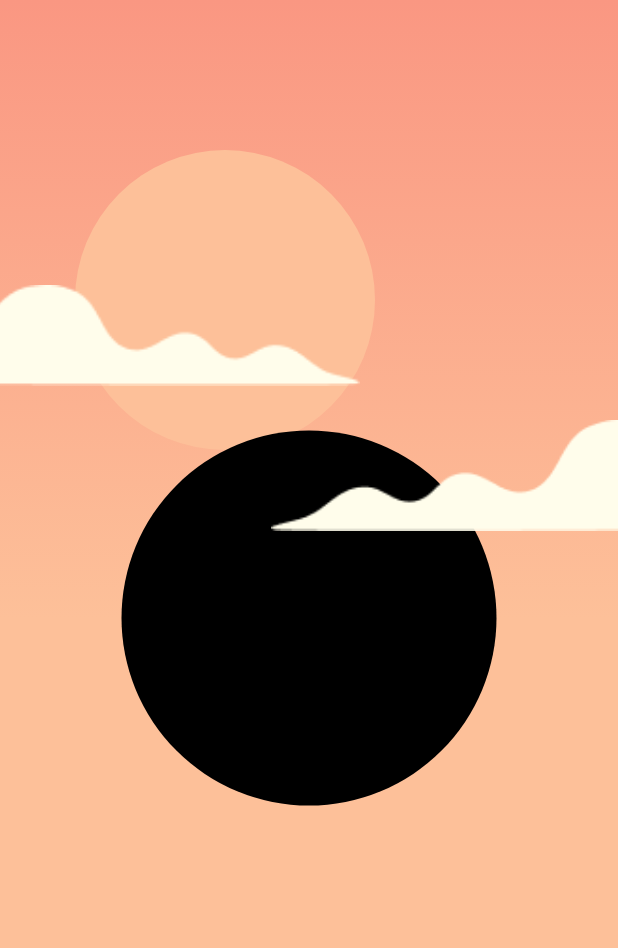
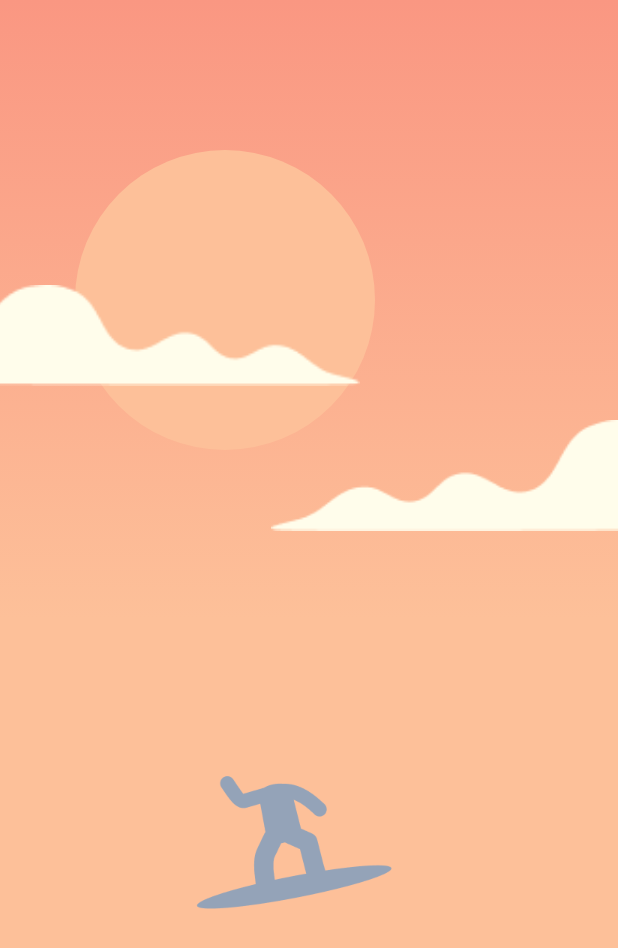
Before and after one commit to guitoof/flutter-zen-breath, a Flutter app: the screen it shows after launch, on a phone screen of 412 x 824 dp. Shown: the top 948 px of the screen. Run offline on Flutter 3.47's test engine with Material 2 defaults, Android fonts, the phone set to English and light mode, and no system bars.

Commit message:
:sparkles: (Surfer) Add animated surfer

```diff
--- a/lib/home_page.dart
+++ b/lib/home_page.dart
@@ -1,7 +1,6 @@
 import 'package:flutter/material.dart';
+import 'surfer/surfer.dart';
 import 'scene/scene.dart';
-
-import 'painter.dart';
 
 const _BREATH_IN_DURATION = Duration(seconds: 3);
 
@@ -15,15 +14,15 @@ class HomePage extends StatefulWidget {
 class _HomePageState extends State<HomePage>
     with SingleTickerProviderStateMixin {
   late AnimationController _breathAnimationController;
-  late Animation _sizeAnimation;
+  late Animation _positionAnimation;
 
   @override
   void initState() {
     _breathAnimationController =
         AnimationController(duration: _BREATH_IN_DURATION, vsync: this);
 
-    _sizeAnimation =
-        IntTween(begin: 90, end: 150).animate(_breathAnimationController)
+    _positionAnimation =
+        IntTween(begin: 400, end: 600).animate(_breathAnimationController)
           ..addListener(() {
             setState(() {});
           })
@@ -42,10 +41,14 @@ class _HomePageState extends State<HomePage>
   Widget build(BuildContext context) {
     return Scaffold(
       body: Scene(
-        child: Center(
-          child: CustomPaint(
-            painter: Painter(circleRadius: _sizeAnimation.value.toDouble()),
+        child: Surfer(
+          position: Offset(
+            130,
+            _positionAnimation.value.toDouble(),
           ),
+          // ),
+          // child: CustomPaint(
+          //   painter: Painter(circleRadius: _sizeAnimation.value.toDouble()),
         ),
       ),
     );
--- a/lib/scene/scene.dart
+++ b/lib/scene/scene.dart
@@ -15,9 +15,9 @@ class Scene extends StatelessWidget {
         children: [
           CustomPaint(
             painter: Sun(),
-            child: child,
           ),
           Clouds(),
+          child,
         ],
       ),
     );
--- /dev/null
+++ b/lib/surfer/surfer.dart
@@ -0,0 +1,16 @@
+import 'package:flutter/material.dart';
+
+class Surfer extends StatelessWidget {
+  final Offset position;
+
+  Surfer({required this.position});
+
+  @override
+  Widget build(BuildContext context) {
+    return Positioned(
+      child: Image.asset('assets/images/surfer.png', scale: 2),
+      left: position.dx,
+      top: position.dy,
+    );
+  }
+}
--- a/pubspec.yaml
+++ b/pubspec.yaml
@@ -46,6 +46,7 @@ flutter:
   assets:
     - assets/images/cloud_1.png
     - assets/images/cloud_2.png
+    - assets/images/surfer.png
 
   # An image asset can refer to one or more resolution-specific "variants", see
   # https://flutter.dev/assets-and-images/#resolution-aware.
```
Also changed, not shown: assets/images/surfer.png (added).
